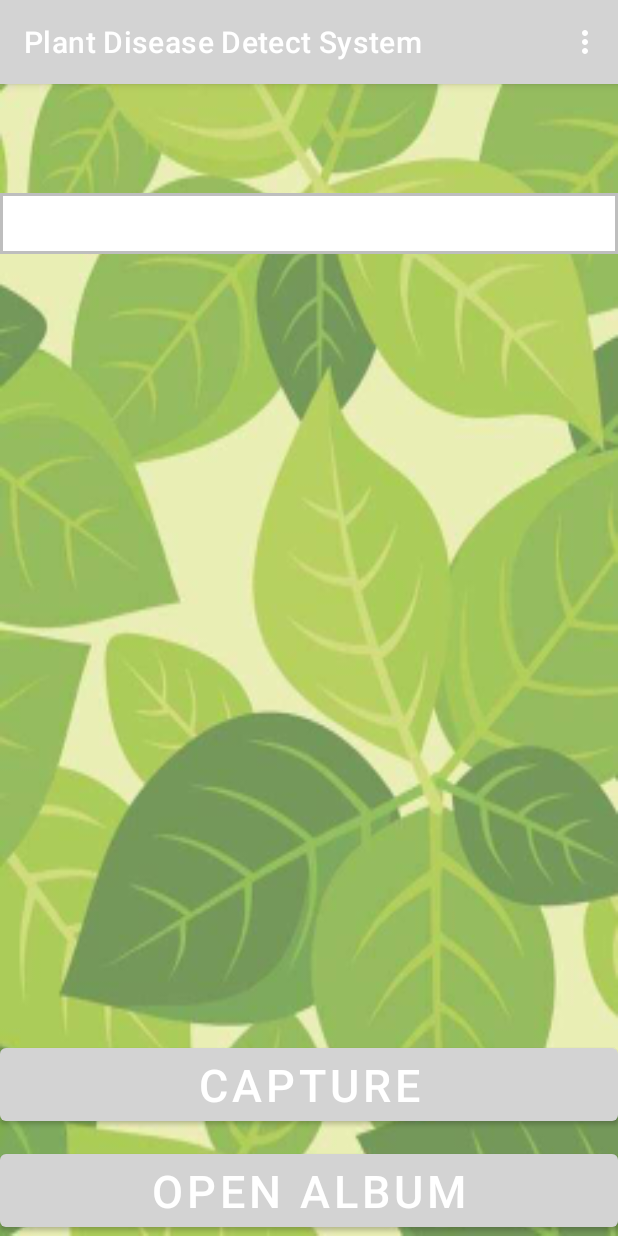
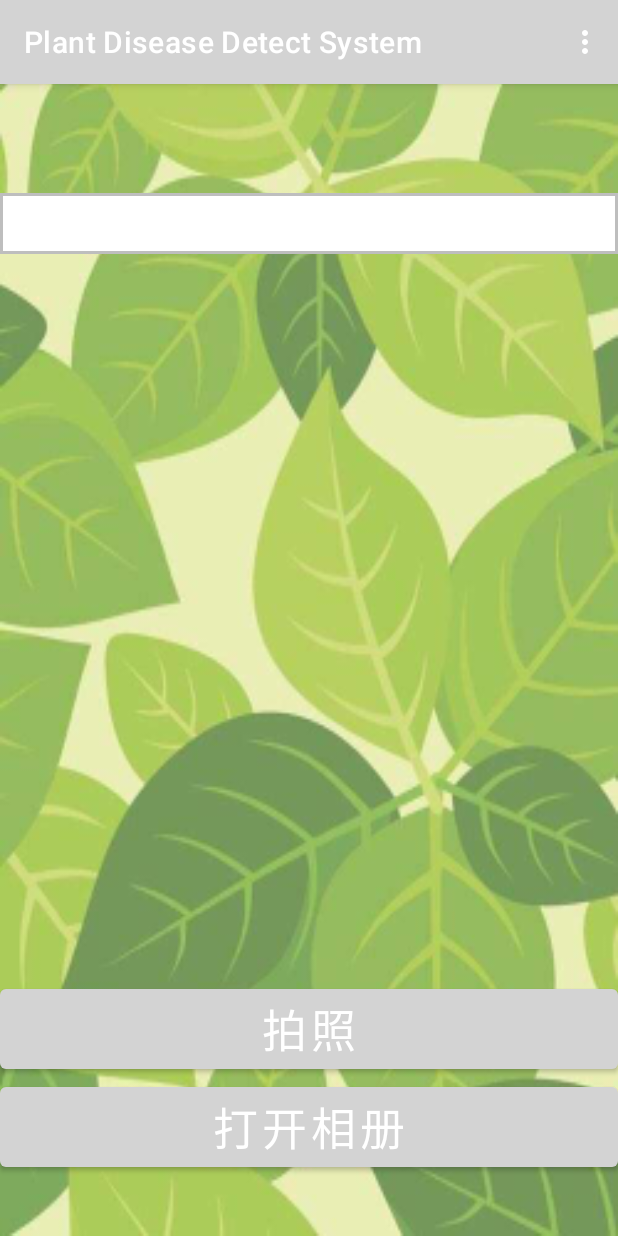
Before and after one commit to Eclipsezty/PlantDiseaseDetection-Android, an Android app: the MainActivity screen opened directly, with no data from a screen before it, on a phone screen of 412 x 824 dp. Run offline under Robolectric (Android 15) with nearby library versions, the phone set to English and light mode, and no system bars.

Commit message:
Add images

```diff
--- a/app/src/main/res/layout/activity_main.xml
+++ b/app/src/main/res/layout/activity_main.xml
@@ -36,25 +36,25 @@
         android:id="@+id/capture"
         android:layout_width="match_parent"
         android:layout_height="wrap_content"
-        android:text="Capture"
+        android:text="拍照"
         android:textSize="30sp"
         app:layout_constraintBottom_toBottomOf="parent"
         app:layout_constraintTop_toTopOf="parent"
-        app:layout_constraintVertical_bias=".9"
+        app:layout_constraintVertical_bias=".85"
         tools:ignore="MissingConstraints" />
 
     <Button
         android:id="@+id/openAlbum"
         android:layout_width="match_parent"
         android:layout_height="wrap_content"
-        android:text="Open Album"
+        android:text="打开相册"
         android:textSize="30sp"
         app:layout_constraintBottom_toBottomOf="parent"
         app:layout_constraintEnd_toEndOf="parent"
         app:layout_constraintHorizontal_bias="0.0"
         app:layout_constraintStart_toStartOf="parent"
         app:layout_constraintTop_toBottomOf="@+id/capture"
-        app:layout_constraintVertical_bias="1.0" />
+        app:layout_constraintVertical_bias=".0" />
     <!--app:layout_constraintVertical_bias=".95"--> />
 
 </androidx.constraintlayout.widget.ConstraintLayout>
```
Also changed, not shown: app/src/main/res/mipmap-hdpi/img.png (added), app/src/main/res/mipmap-hdpi/rice_plant.png (added).
